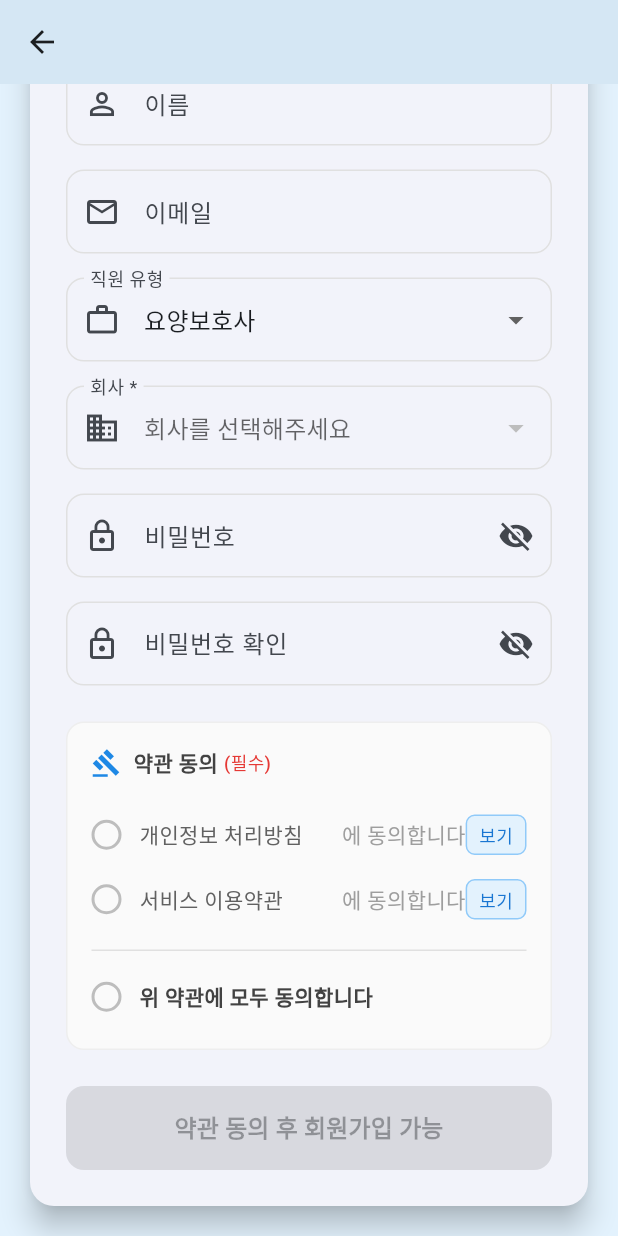
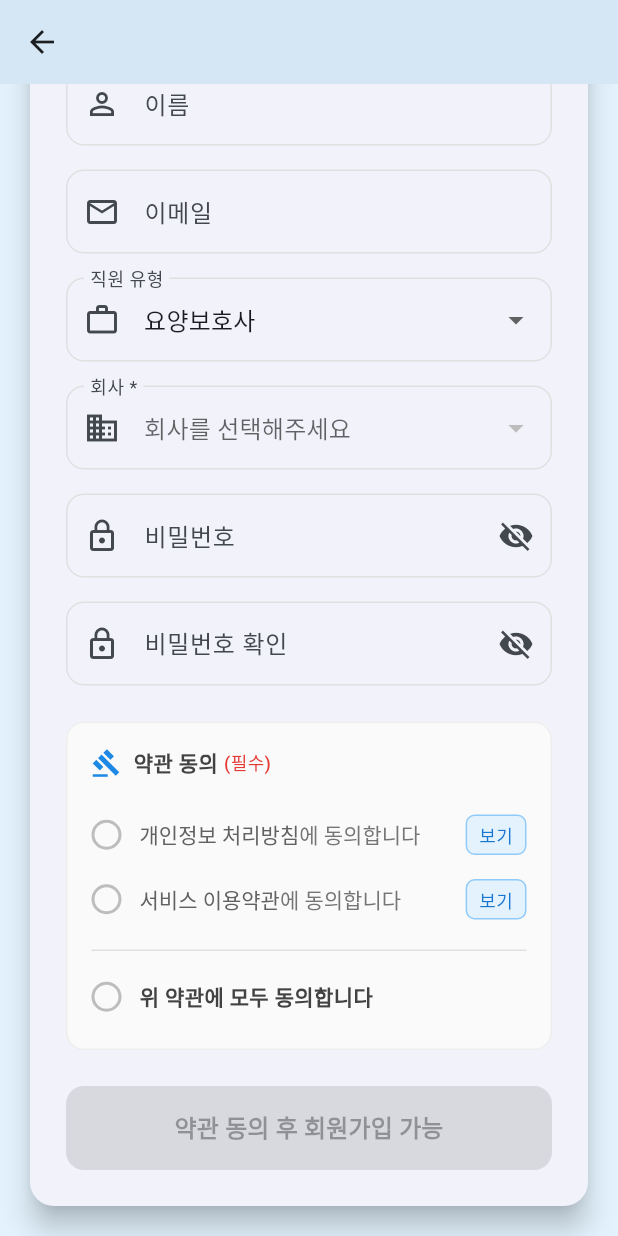
Before and after one commit to silverithm/frontend-app, a Flutter app: the RegisterScreen screen opened directly, scrolled down 477 dp, on a phone screen of 412 x 824 dp. Run offline on Flutter 3.47's test engine with Material 3 defaults, Android fonts, the phone set to English and light mode, and no system bars; our stand-ins replace firebase_analytics, firebase_core, package_info_plus, shared_preferences; accounts and stored records are empty; network calls fail.

Commit message:
feat: 회원가입 회사 정보에 이메일 추가

```diff
--- a/lib/models/company.dart
+++ b/lib/models/company.dart
@@ -3,12 +3,14 @@ class Company {
   final String name;
   final String addressName;
   final Location? companyAddress;
+  final List<String> userEmails;
 
   Company({
     required this.id,
     required this.name,
     required this.addressName,
     this.companyAddress,
+    this.userEmails = const [],
   });
 
   factory Company.fromJson(Map<String, dynamic> json) {
@@ -19,6 +21,9 @@ class Company {
       companyAddress: json['companyAddress'] != null
           ? Location.fromJson(json['companyAddress'])
           : null,
+      userEmails: json['userEmails'] != null
+          ? List<String>.from(json['userEmails'])
+          : [],
     );
   }
 
@@ -28,6 +33,7 @@ class Company {
       'name': name,
       'addressName': addressName,
       'companyAddress': companyAddress?.toJson(),
+      'userEmails': userEmails,
     };
   }
 
--- a/lib/screens/register_screen.dart
+++ b/lib/screens/register_screen.dart
@@ -641,7 +641,27 @@ class _RegisterScreenState extends State<RegisterScreen> {
                                   .map(
                                     (company) => DropdownMenuItem<Company?>(
                                       value: company,
-                                      child: Text(company.name),
+                                      child: Column(
+                                        crossAxisAlignment: CrossAxisAlignment.start,
+                                        mainAxisSize: MainAxisSize.min,
+                                        children: [
+                                          Text(
+                                            company.name,
+                                            style: const TextStyle(
+                                              fontSize: 14,
+                                              fontWeight: FontWeight.w500,
+                                            ),
+                                          ),
+                                          if (company.userEmails.isNotEmpty)
+                                            Text(
+                                              company.userEmails.first,
+                                              style: TextStyle(
+                                                fontSize: 12,
+                                                color: Colors.grey.shade600,
+                                              ),
+                                            ),
+                                        ],
+                                      ),
                                     ),
                                   )
                                   .toList(),
@@ -855,27 +875,28 @@ class _RegisterScreenState extends State<RegisterScreen> {
                                       ),
                                       const SizedBox(width: 12),
                                       Expanded(
-                                        child: Row(
+                                        child: RichText(
+                                          text: TextSpan(
                                             children: [
-                                            Expanded(
-                                              child: Text(
-                                                '개인정보 처리방침',
+                                              TextSpan(
+                                                text: '개인정보 처리방침',
                                                 style: TextStyle(
                                                   color: Colors.grey.shade700,
                                                   fontSize: 14,
                                                 ),
                                               ),
-                                            ),
-                                            const Text(
-                                              '에 동의합니다',
+                                              TextSpan(
+                                                text: '에 동의합니다',
                                                 style: TextStyle(
-                                                color: Colors.grey,
+                                                  color: Colors.grey.shade600,
                                                   fontSize: 14,
                                                 ),
                                               ),
                                             ],
                                           ),
                                         ),
+                                      ),
+                                      const SizedBox(width: 8),
                                       InkWell(
                                         onTap: () => _launchURL(
                                           'https://plip.kr/pcc/d9017bf3-00dc-4f8f-b750-f7668e2b7bb7/privacy/1.html',
@@ -955,27 +976,28 @@ class _RegisterScreenState extends State<RegisterScreen> {
                                       ),
                                       const SizedBox(width: 12),
                                       Expanded(
-                                        child: Row(
+                                        child: RichText(
+                                          text: TextSpan(
                                             children: [
-                                            Expanded(
-                                              child: Text(
-                                                '서비스 이용약관',
+                                              TextSpan(
+                                                text: '서비스 이용약관',
                                                 style: TextStyle(
                                                   color: Colors.grey.shade700,
                                                   fontSize: 14,
                                                 ),
                                               ),
-                                            ),
-                                            const Text(
-                                              '에 동의합니다',
+                                              TextSpan(
+                                                text: '에 동의합니다',
                                                 style: TextStyle(
-                                                color: Colors.grey,
+                                                  color: Colors.grey.shade600,
                                                   fontSize: 14,
                                                 ),
                                               ),
                                             ],
                                           ),
                                         ),
+                                      ),
+                                      const SizedBox(width: 8),
                                       InkWell(
                                         onTap: () => _launchURL(
                                           'https://relic-baboon-412.notion.site/silverithm-13c766a8bb468082b91ddbd2dd6ce45d',
```
Lines whose indentation alone changed are shown as unchanged.
